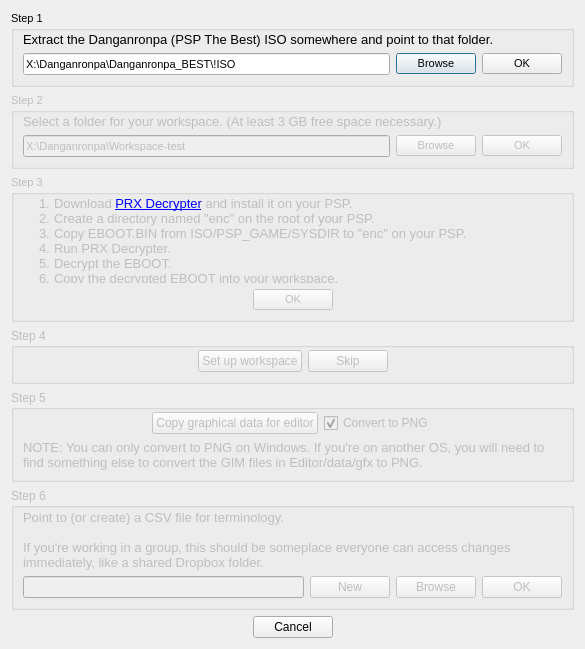
Qt form qt/ui/wizard.ui (ThunderGemios10/The-Super-Duper-Script-Editor) before a commit.
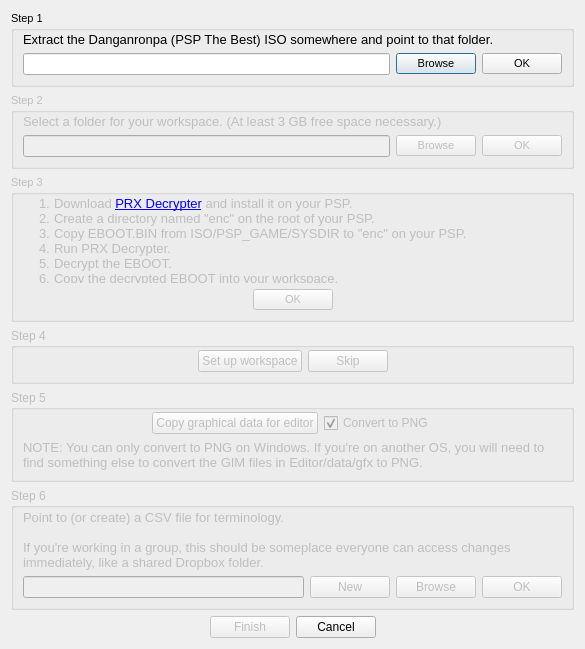
The same form after that commit. Icons and pictures are not drawn.

Commit message: Last commit of the year. Got the font generator integrated, the settings menu upgraded, the setup wizard finished up and integrated. Mostly just needs to be tested.

Patch:
```diff
--- a/qt/ui/wizard.ui
+++ b/qt/ui/wizard.ui
@@ -75,7 +75,7 @@
            </font>
           </property>
           <property name="text">
-           <string>X:\Danganronpa\Danganronpa_BEST\!ISO</string>
+           <string/>
           </property>
          </widget>
         </item>
@@ -155,7 +155,7 @@
         <item>
          <widget class="QLineEdit" name="txtWorkspace">
           <property name="text">
-           <string>X:\Danganronpa\Workspace-test</string>
+           <string/>
           </property>
          </widget>
         </item>
@@ -493,7 +493,17 @@
       </spacer>
      </item>
      <item>
-      <widget class="QPushButton" name="btnClose">
+      <widget class="QPushButton" name="btnFinish">
+       <property name="enabled">
+        <bool>false</bool>
+       </property>
+       <property name="text">
+        <string>Finish</string>
+       </property>
+      </widget>
+     </item>
+     <item>
+      <widget class="QPushButton" name="btnCancel">
        <property name="text">
         <string>Cancel</string>
        </property>
```
Left out of the diff: 18 changed lines with no effect on the pictures. The commit also changes 42 other files.
